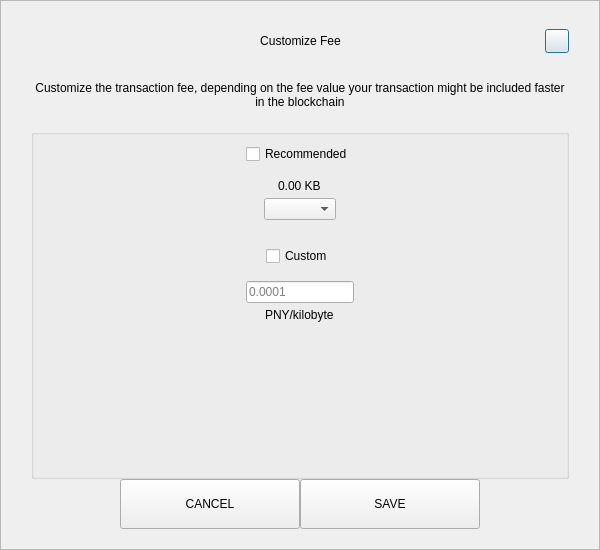
The window that src/qt/pny/forms/sendcustomfeedialog.ui (decenomy/PNY) describes before a commit, drawn with Qt 5.
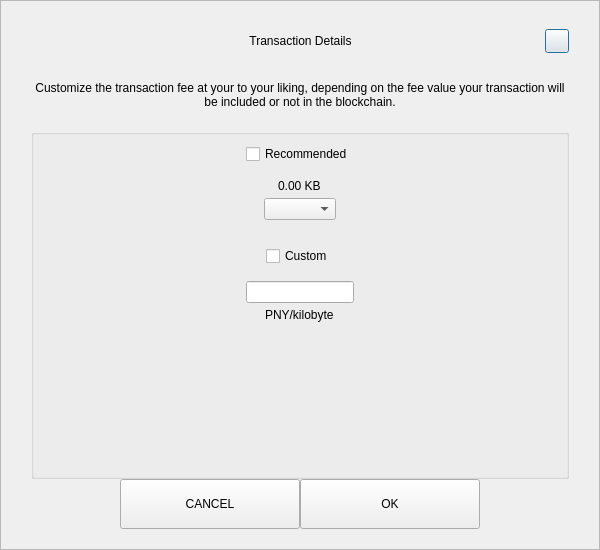
The same window after the commit.

What changed in the file:
```diff
--- a/src/qt/pny/forms/sendcustomfeedialog.ui
+++ b/src/qt/pny/forms/sendcustomfeedialog.ui
@@ -92,7 +92,7 @@
            <string notr="true">padding-left:24px;</string>
           </property>
           <property name="text">
-           <string>Customize Fee</string>
+           <string>Transaction Details</string>
           </property>
           <property name="alignment">
            <set>Qt::AlignCenter</set>
@@ -155,7 +155,7 @@
       <item>
        <widget class="QLabel" name="labelMessage">
         <property name="text">
-         <string>Customize the transaction fee, depending on the fee value your transaction might be included faster in the blockchain</string>
+         <string>Customize the transaction fee at your to your liking, depending on the fee value your transaction will be included or not in the blockchain.</string>
         </property>
         <property name="alignment">
          <set>Qt::AlignCenter</set>
@@ -278,11 +278,7 @@
             </spacer>
            </item>
            <item alignment="Qt::AlignHCenter">
-            <widget class="QLineEdit" name="lineEditCustomFee">
-             <property name="placeholderText">
-              <string notr="true">0.0001</string>
-             </property>
-            </widget>
+            <widget class="QLineEdit" name="lineEditCustomFee"/>
            </item>
            <item alignment="Qt::AlignHCenter">
             <widget class="QLabel" name="labelCustomFee">
@@ -352,7 +348,7 @@
            <enum>Qt::NoFocus</enum>
           </property>
           <property name="text">
-           <string>SAVE</string>
+           <string>OK</string>
           </property>
          </widget>
         </item>
```
